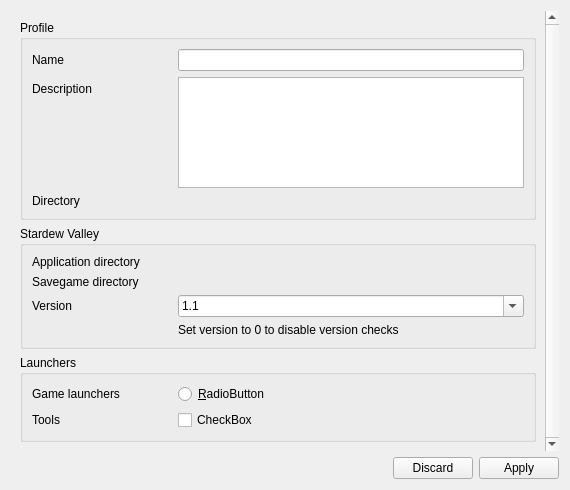
Old version of the form profilesettings.ui in the repository kriana/SilVerPLuM.
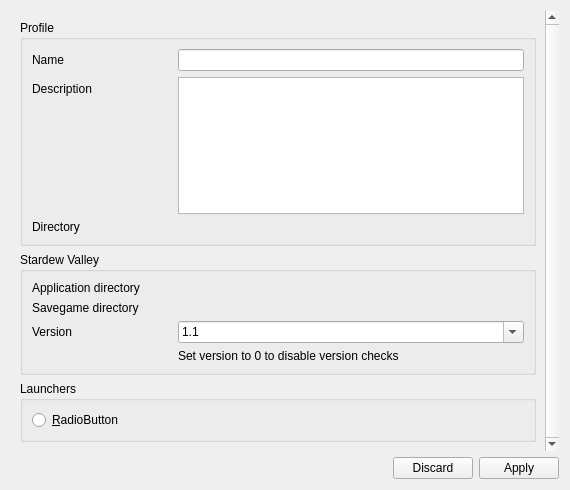
New version of the form. Custom widgets are drawn as their Qt base class.

```diff
--- a/profilesettings.ui
+++ b/profilesettings.ui
@@ -31,7 +31,7 @@
         <x>0</x>
         <y>0</y>
         <width>538</width>
-        <height>446</height>
+        <height>438</height>
        </rect>
       </property>
       <layout class="QVBoxLayout" name="verticalLayout">
@@ -236,21 +236,8 @@
          <property name="title">
           <string>Launchers</string>
          </property>
-         <layout class="QFormLayout" name="formLayout_3">
+         <layout class="QGridLayout" name="gridLayout">
           <item row="0" column="0">
-           <widget class="QLabel" name="label_6">
-            <property name="minimumSize">
-             <size>
-              <width>140</width>
-              <height>0</height>
-             </size>
-            </property>
-            <property name="text">
-             <string>Game launchers</string>
-            </property>
-           </widget>
-          </item>
-          <item row="0" column="1">
            <widget class="QWidget" name="launchersLauncherList" native="true">
             <property name="sizePolicy">
              <sizepolicy hsizetype="Expanding" vsizetype="Preferred">
@@ -284,53 +271,6 @@
             </layout>
            </widget>
           </item>
-          <item row="1" column="0">
-           <widget class="QLabel" name="label_7">
-            <property name="minimumSize">
-             <size>
-              <width>140</width>
-              <height>0</height>
-             </size>
-            </property>
-            <property name="text">
-             <string>Tools</string>
-            </property>
-           </widget>
-          </item>
-          <item row="1" column="1">
-           <widget class="QWidget" name="launchersToolList" native="true">
-            <property name="sizePolicy">
-             <sizepolicy hsizetype="Expanding" vsizetype="Preferred">
-              <horstretch>0</horstretch>
-              <verstretch>0</verstretch>
-             </sizepolicy>
-            </property>
-            <layout class="QVBoxLayout" name="verticalLayout_4">
-             <property name="spacing">
-              <number>6</number>
-             </property>
-             <property name="leftMargin">
-              <number>0</number>
-             </property>
-             <property name="topMargin">
-              <number>0</number>
-             </property>
-             <property name="rightMargin">
-              <number>0</number>
-             </property>
-             <property name="bottomMargin">
-              <number>0</number>
-             </property>
-             <item>
-              <widget class="QCheckBox" name="checkBox">
-               <property name="text">
-                <string>CheckBox</string>
-               </property>
-              </widget>
-             </item>
-            </layout>
-           </widget>
-          </item>
          </layout>
         </widget>
        </item>
```
